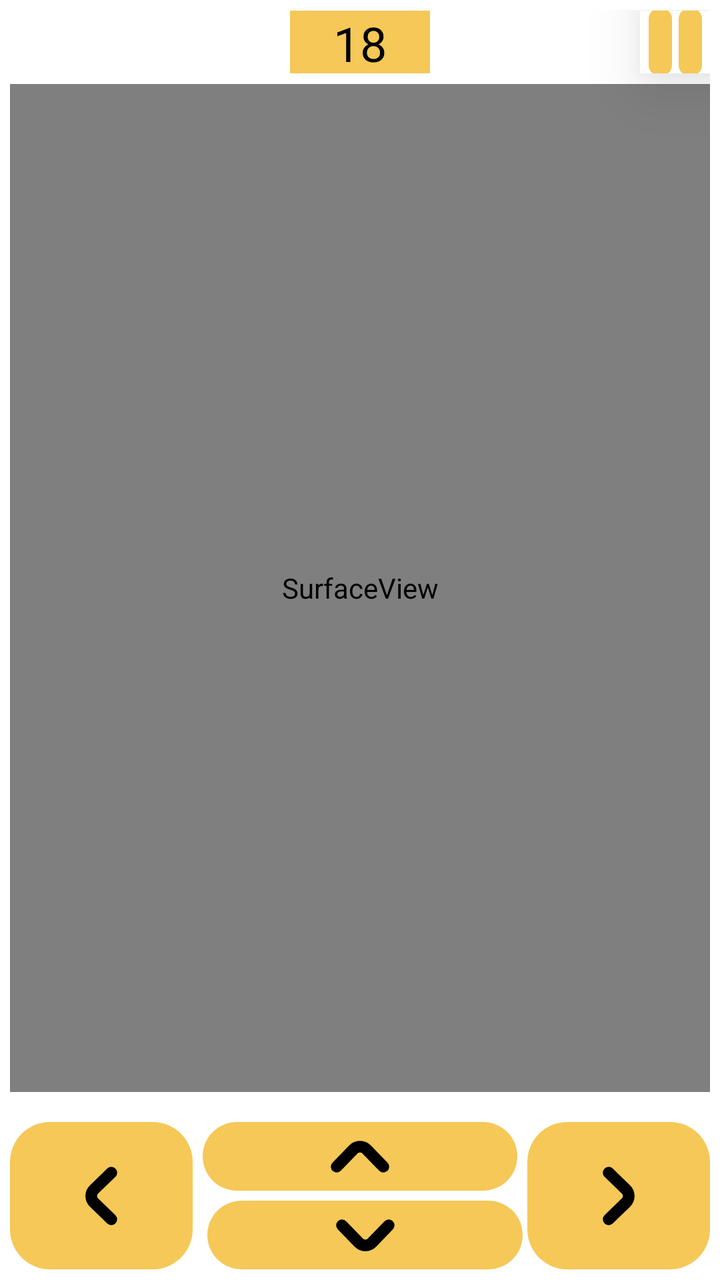
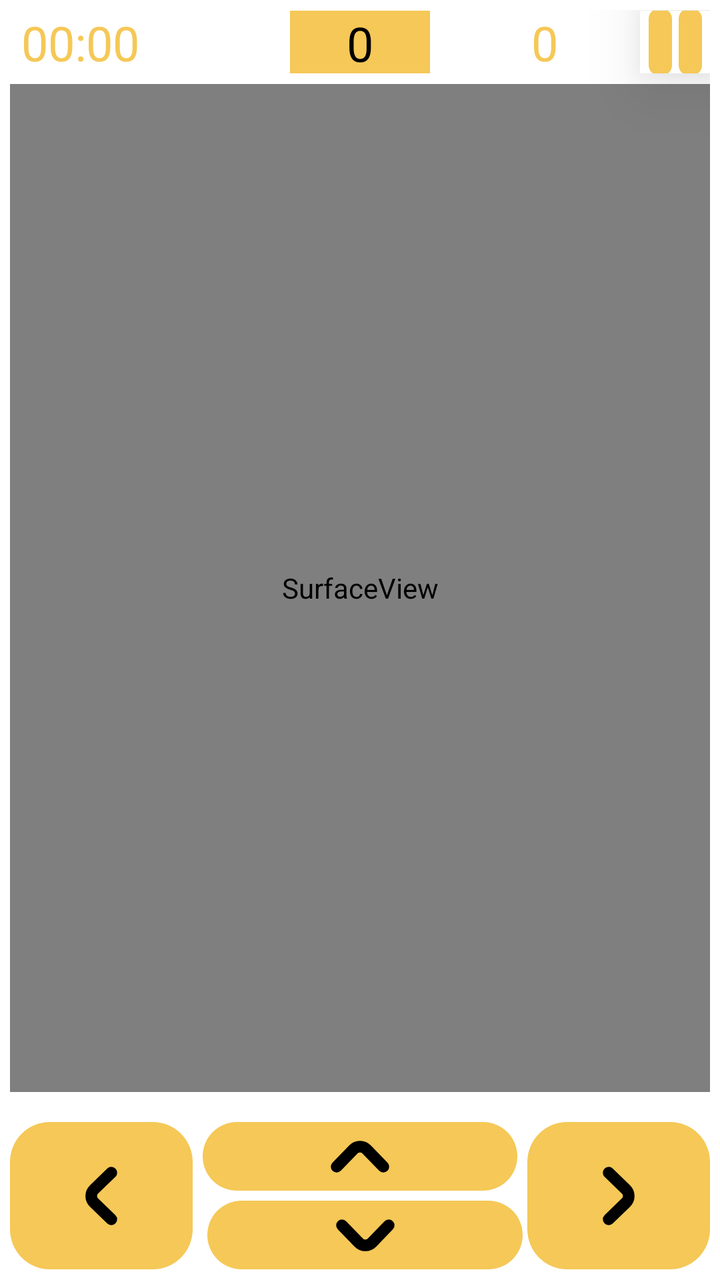

Screens rendered from an Android XML layout before and after an edit, with the pre-edit source and the edit as a unified diff.
<!-- AndroidManifest.xml: application theme Theme.SankeApp -->
<!-- res/layout/fragment_play.xml -->
<?xml version="1.0" encoding="utf-8"?>
<androidx.constraintlayout.widget.ConstraintLayout xmlns:android="http://schemas.android.com/apk/res/android"
    xmlns:app="http://schemas.android.com/apk/res-auto"
    android:layout_width="match_parent"
    android:layout_height="match_parent"
    android:background="@color/color_background">

    <androidx.constraintlayout.widget.ConstraintLayout
        android:layout_width="match_parent"
        android:layout_height="match_parent"
        android:layout_margin="5dp">

        <TextView
            android:id="@+id/score"
            android:layout_width="0dp"
            android:layout_height="0dp"
            android:layout_marginBottom="5dp"
            android:background="@color/color_on_secondary"
            android:gravity="center"
            android:text="18"
            android:textColor="@color/color_text_negative"
            android:textSize="24sp"
            app:layout_constraintBottom_toTopOf="@id/snake_surface"
            app:layout_constraintEnd_toEndOf="parent"
            app:layout_constraintHeight_percent="0.05"
            app:layout_constraintStart_toStartOf="parent"
            app:layout_constraintTop_toTopOf="parent"
            app:layout_constraintVertical_bias="0.025"
            app:layout_constraintWidth_percent="0.2" />

        <ImageButton
            android:id="@+id/play_pause_button"
            android:layout_width="0dp"
            android:layout_height="0dp"
            android:background="@color/color_background"
            android:src="@drawable/icon_pause"
            android:elevation="20dp"
            app:layout_constraintBottom_toBottomOf="@id/score"
            app:layout_constraintEnd_toEndOf="parent"
            app:layout_constraintHorizontal_bias="1"
            app:layout_constraintStart_toEndOf="@id/score"
            app:layout_constraintTop_toTopOf="@id/score"
            app:layout_constraintWidth_percent="0.1" />

        <TextView
            android:id="@+id/pause_text"
            android:layout_width="0dp"
            android:layout_height="0dp"
            android:text="PAUSED"
            android:gravity="center"
            android:textSize="64sp"
            android:visibility="gone"
            android:elevation="20dp"
            android:clickable="false"
            android:focusable="false"
            android:background="@drawable/opacity_rounded_corners_button"
            app:layout_constraintBottom_toBottomOf="@id/snake_surface"
            app:layout_constraintEnd_toEndOf="@id/snake_surface"
            app:layout_constraintStart_toStartOf="@id/snake_surface"
            app:layout_constraintTop_toTopOf="@id/snake_surface"
            app:layout_constraintHeight_percent="0.5"
            app:layout_constraintWidth_percent="0.6" />


        <SurfaceView
            android:id="@+id/snake_surface"
            android:layout_width="match_parent"
            android:layout_height="0dp"
            app:layout_constraintBottom_toTopOf="@id/controls"
            app:layout_constraintEnd_toEndOf="parent"
            app:layout_constraintHeight_percent="0.8"
            app:layout_constraintStart_toStartOf="parent"
            app:layout_constraintTop_toBottomOf="@id/score" />

        <androidx.constraintlayout.widget.ConstraintLayout
            android:id="@+id/controls"
            android:layout_width="match_parent"
            android:layout_height="0dp"
            android:layout_marginTop="10dp"
            android:background="@color/color_background"
            app:layout_constraintBottom_toBottomOf="parent"
            app:layout_constraintEnd_toEndOf="parent"
            app:layout_constraintHeight_percent="0.125"
            app:layout_constraintStart_toStartOf="parent"
            app:layout_constraintTop_toBottomOf="@id/snake_surface">

            <ImageButton
                android:id="@+id/left"
                style="@style/Theme.SankeApp.ImageButton"
                android:layout_width="0dp"
                android:layout_height="match_parent"
                android:layout_marginTop="5dp"
                android:layout_marginEnd="5dp"
                android:src="@drawable/left_arrow"
                app:layout_constraintBottom_toBottomOf="parent"
                app:layout_constraintEnd_toStartOf="@id/top"
                app:layout_constraintStart_toStartOf="parent"
                app:layout_constraintTop_toTopOf="parent" />

            <ImageButton
                android:id="@+id/top"
                style="@style/Theme.SankeApp.ImageButton"
                android:layout_width="0dp"
                android:layout_height="0dp"
                android:layout_marginVertical="5dp"
                android:src="@drawable/up_arrow"
                app:layout_constraintBottom_toTopOf="@id/bottom"
                app:layout_constraintEnd_toStartOf="@id/right"
                app:layout_constraintStart_toEndOf="@id/left"
                app:layout_constraintTop_toTopOf="parent"
                app:layout_constraintWidth_percent="0.45" />

            <ImageButton
                android:id="@+id/bottom"
                style="@style/Theme.SankeApp.ImageButton"
                android:layout_width="0dp"
                android:layout_height="0dp"
                android:layout_marginStart="5dp"
                android:src="@drawable/down_arrow"
                app:layout_constraintBottom_toBottomOf="parent"
                app:layout_constraintEnd_toStartOf="@id/right"
                app:layout_constraintStart_toEndOf="@id/left"
                app:layout_constraintTop_toBottomOf="@id/top"
                app:layout_constraintWidth_percent="0.45" />

            <ImageButton
                android:id="@+id/right"
                style="@style/Theme.SankeApp.ImageButton"
                android:layout_width="0dp"
                android:layout_height="match_parent"
                android:layout_marginStart="5dp"
                android:layout_marginTop="5dp"
                android:src="@drawable/right_arrow"
                app:layout_constraintBottom_toBottomOf="parent"
                app:layout_constraintEnd_toEndOf="parent"
                app:layout_constraintStart_toEndOf="@id/top"
                app:layout_constraintTop_toTopOf="parent" />

        </androidx.constraintlayout.widget.ConstraintLayout>

    </androidx.constraintlayout.widget.ConstraintLayout>

</androidx.constraintlayout.widget.ConstraintLayout>
<!-- resources referenced by this layout -->
<resources>
  <color name="color_background">#FFFFFF</color>
  <color name="color_on_secondary">#F5C857</color>
  <color name="color_text_negative">#000000</color>
  <!-- drawable down_arrow (drawable) -->
  <vector xmlns:android="http://schemas.android.com/apk/res/android"
      android:width="40dp"
      android:height="40dp"
      android:viewportWidth="24"
      android:viewportHeight="24">
    <path
        android:pathData="M19,9L14,14.16C13.743,14.432 13.433,14.649 13.089,14.798C12.745,14.946 12.375,15.023 12,15.023C11.625,15.023 11.255,14.946 10.911,14.798C10.567,14.649 10.257,14.432 10,14.16L5,9"
        android:strokeLineJoin="round"
        android:strokeWidth="3.5"
        android:fillColor="#00000000"
        android:strokeColor="#000000"
        android:strokeLineCap="round"/>
  </vector>
  <!-- drawable left_arrow (drawable) -->
  <vector xmlns:android="http://schemas.android.com/apk/res/android"
      android:width="40dp"
      android:height="40dp"
      android:viewportWidth="24"
      android:viewportHeight="24">
    <path
        android:pathData="M14.999,19L9.839,14C9.567,13.743 9.35,13.433 9.201,13.089C9.053,12.745 8.977,12.375 8.977,12C8.977,11.625 9.053,11.255 9.201,10.911C9.35,10.567 9.567,10.257 9.839,10L14.999,5"
        android:strokeLineJoin="round"
        android:strokeWidth="3.5"
        android:fillColor="#00000000"
        android:strokeColor="#000000"
        android:strokeLineCap="round"/>
  </vector>
  <!-- drawable opacity_rounded_corners_button (drawable) -->
  <?xml version="1.0" encoding="utf-8"?>
  <shape xmlns:android="http://schemas.android.com/apk/res/android"
      android:shape="rectangle">
  
    <solid android:color="@color/color_on_secondary_alpha" />
    <corners android:radius="20dp" />
  </shape>
  <!-- drawable right_arrow (drawable) -->
  <vector xmlns:android="http://schemas.android.com/apk/res/android"
      android:width="40dp"
      android:height="40dp"
      android:viewportWidth="24"
      android:viewportHeight="24">
    <path
        android:pathData="M9,5L14.15,10C14.424,10.256 14.642,10.566 14.791,10.91C14.94,11.254 15.017,11.625 15.017,12C15.017,12.375 14.94,12.746 14.791,13.09C14.642,13.434 14.424,13.744 14.15,14L9,19"
        android:strokeLineJoin="round"
        android:strokeWidth="3.5"
        android:fillColor="#00000000"
        android:strokeColor="#000000"
        android:strokeLineCap="round"/>
  </vector>
  <!-- drawable up_arrow (drawable) -->
  <vector xmlns:android="http://schemas.android.com/apk/res/android"
      android:width="40dp"
      android:height="40dp"
      android:viewportWidth="24"
      android:viewportHeight="24">
    <path
        android:pathData="M5,15L10,9.85C10.256,9.576 10.566,9.358 10.91,9.209C11.254,9.06 11.625,8.983 12,8.983C12.375,8.983 12.746,9.06 13.09,9.209C13.434,9.358 13.744,9.576 14,9.85L19,15"
        android:strokeLineJoin="round"
        android:strokeWidth="3.5"
        android:fillColor="#00000000"
        android:strokeColor="#000000"
        android:strokeLineCap="round"/>
  </vector>
  <style name="Theme.SankeApp.ImageButton" parent="Widget.AppCompat.ImageButton">
          <item name="android:background">@drawable/rounded_corners_button</item>
      </style>
  <style name="Theme.SankeApp" parent="Base.Theme.SankeApp" />
  <color name="color_on_secondary_alpha">#33F5C857</color>
  <!-- drawable rounded_corners_button (drawable) -->
  <?xml version="1.0" encoding="utf-8"?>
  <shape xmlns:android="http://schemas.android.com/apk/res/android"
      android:shape="rectangle">
  
    <solid android:color="@color/color_on_secondary" />
    <corners android:radius="20dp" />
  </shape>
  <style name="Base.Theme.SankeApp" parent="Theme.Material3.DayNight.NoActionBar">
          
          
      </style>
  <!-- unchanged entries left out for length: 1 -->
</resources>

<!-- the commit's change to res/layout/fragment_play.xml (unified diff, before → after) -->
@@ -11,13 +11,32 @@
         android:layout_margin="5dp">
 
         <TextView
+            android:id="@+id/chronometer"
+            android:layout_width="0dp"
+            android:layout_height="0dp"
+            android:layout_marginBottom="5dp"
+            android:background="@color/color_background"
+            android:gravity="center"
+            android:text="@string/initial_time_value"
+            android:textColor="@color/color_on_secondary"
+            android:textSize="24sp"
+            app:layout_constraintBottom_toTopOf="@id/snake_surface"
+            app:layout_constraintEnd_toEndOf="parent"
+            app:layout_constraintHeight_percent="0.05"
+            app:layout_constraintHorizontal_bias="0"
+            app:layout_constraintStart_toStartOf="parent"
+            app:layout_constraintTop_toTopOf="parent"
+            app:layout_constraintVertical_bias="0.025"
+            app:layout_constraintWidth_percent="0.2" />
+
+        <TextView
             android:id="@+id/score"
             android:layout_width="0dp"
             android:layout_height="0dp"
             android:layout_marginBottom="5dp"
             android:background="@color/color_on_secondary"
             android:gravity="center"
-            android:text="18"
+            android:text="@string/initial_score_value"
             android:textColor="@color/color_text_negative"
             android:textSize="24sp"
             app:layout_constraintBottom_toTopOf="@id/snake_surface"
@@ -28,13 +47,33 @@
             app:layout_constraintVertical_bias="0.025"
             app:layout_constraintWidth_percent="0.2" />
 
+        <TextView
+            android:id="@+id/food"
+            android:layout_width="0dp"
+            android:layout_height="0dp"
+            android:layout_marginBottom="5dp"
+            android:background="@color/color_background"
+            android:gravity="center"
+            android:text="@string/initial_score_value"
+            android:textColor="@color/color_on_secondary"
+            android:textSize="24sp"
+            app:layout_constraintBottom_toTopOf="@id/snake_surface"
+            app:layout_constraintEnd_toEndOf="parent"
+            app:layout_constraintHeight_percent="0.05"
+            app:layout_constraintHorizontal_bias="0.83"
+            app:layout_constraintStart_toStartOf="parent"
+            app:layout_constraintTop_toTopOf="parent"
+            app:layout_constraintVertical_bias="0.025"
+            app:layout_constraintWidth_percent="0.2" />
+
         <ImageButton
             android:id="@+id/play_pause_button"
             android:layout_width="0dp"
             android:layout_height="0dp"
             android:background="@color/color_background"
+            android:contentDescription="@string/content_description"
+            android:elevation="20dp"
             android:src="@drawable/icon_pause"
-            android:elevation="20dp"
             app:layout_constraintBottom_toBottomOf="@id/score"
             app:layout_constraintEnd_toEndOf="parent"
             app:layout_constraintHorizontal_bias="1"
@@ -46,19 +85,19 @@
             android:id="@+id/pause_text"
             android:layout_width="0dp"
             android:layout_height="0dp"
-            android:text="PAUSED"
+            android:background="@drawable/opacity_rounded_corners_button"
+            android:clickable="false"
+            android:elevation="20dp"
+            android:focusable="false"
             android:gravity="center"
+            android:text="@string/pause"
             android:textSize="64sp"
             android:visibility="gone"
-            android:elevation="20dp"
-            android:clickable="false"
-            android:focusable="false"
-            android:background="@drawable/opacity_rounded_corners_button"
             app:layout_constraintBottom_toBottomOf="@id/snake_surface"
             app:layout_constraintEnd_toEndOf="@id/snake_surface"
+            app:layout_constraintHeight_percent="0.5"
             app:layout_constraintStart_toStartOf="@id/snake_surface"
             app:layout_constraintTop_toTopOf="@id/snake_surface"
-            app:layout_constraintHeight_percent="0.5"
             app:layout_constraintWidth_percent="0.6" />
 
 
@@ -86,11 +125,12 @@
 
             <ImageButton
                 android:id="@+id/left"
-                style="@style/Theme.SankeApp.ImageButton"
+                style="@style/Theme.SnakeApp.ImageButton"
                 android:layout_width="0dp"
                 android:layout_height="match_parent"
                 android:layout_marginTop="5dp"
                 android:layout_marginEnd="5dp"
+                android:contentDescription="@string/content_description"
                 android:src="@drawable/left_arrow"
                 app:layout_constraintBottom_toBottomOf="parent"
                 app:layout_constraintEnd_toStartOf="@id/top"
@@ -99,11 +139,13 @@
 
             <ImageButton
                 android:id="@+id/top"
-                style="@style/Theme.SankeApp.ImageButton"
+                style="@style/Theme.SnakeApp.ImageButton"
                 android:layout_width="0dp"
                 android:layout_height="0dp"
                 android:layout_marginVertical="5dp"
+                android:contentDescription="@string/content_description"
                 android:src="@drawable/up_arrow"
+
                 app:layout_constraintBottom_toTopOf="@id/bottom"
                 app:layout_constraintEnd_toStartOf="@id/right"
                 app:layout_constraintStart_toEndOf="@id/left"
@@ -112,10 +154,11 @@
 
             <ImageButton
                 android:id="@+id/bottom"
-                style="@style/Theme.SankeApp.ImageButton"
+                style="@style/Theme.SnakeApp.ImageButton"
                 android:layout_width="0dp"
                 android:layout_height="0dp"
                 android:layout_marginStart="5dp"
+                android:contentDescription="@string/content_description"
                 android:src="@drawable/down_arrow"
                 app:layout_constraintBottom_toBottomOf="parent"
                 app:layout_constraintEnd_toStartOf="@id/right"
@@ -125,12 +168,14 @@
 
             <ImageButton
                 android:id="@+id/right"
-                style="@style/Theme.SankeApp.ImageButton"
+                style="@style/Theme.SnakeApp.ImageButton"
                 android:layout_width="0dp"
                 android:layout_height="match_parent"
                 android:layout_marginStart="5dp"
                 android:layout_marginTop="5dp"
+                android:contentDescription="@string/content_description"
                 android:src="@drawable/right_arrow"
+
                 app:layout_constraintBottom_toBottomOf="parent"
                 app:layout_constraintEnd_toEndOf="parent"
                 app:layout_constraintStart_toEndOf="@id/top"
<!-- resource entries referenced after the edit -->
@@ -67,7 +67,11 @@
         android:strokeColor="#000000"
         android:strokeLineCap="round"/>
   </vector>
-  <style name="Theme.SankeApp.ImageButton" parent="Widget.AppCompat.ImageButton">
+  <string name="content_description">content</string>
+  <string name="initial_score_value">0</string>
+  <string name="initial_time_value">00:00</string>
+  <string name="pause">PAUSE</string>
+  <style name="Theme.SnakeApp.ImageButton" parent="Widget.AppCompat.ImageButton">
           <item name="android:background">@drawable/rounded_corners_button</item>
       </style>
   <style name="Theme.SankeApp" parent="Base.Theme.SankeApp" />
